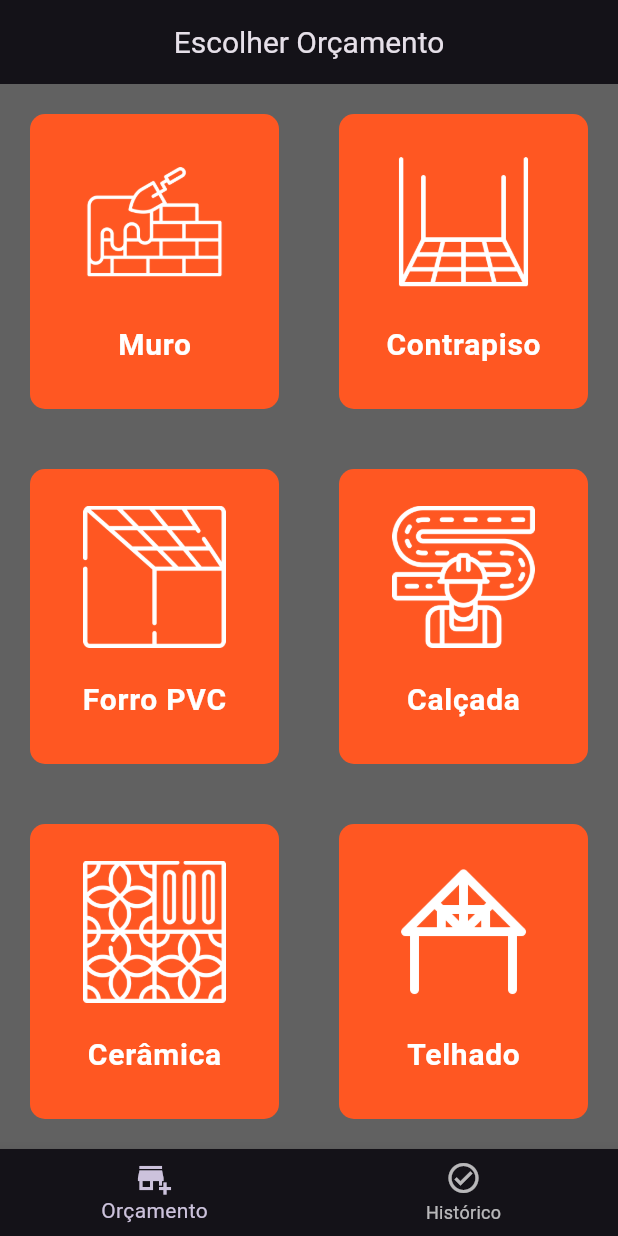
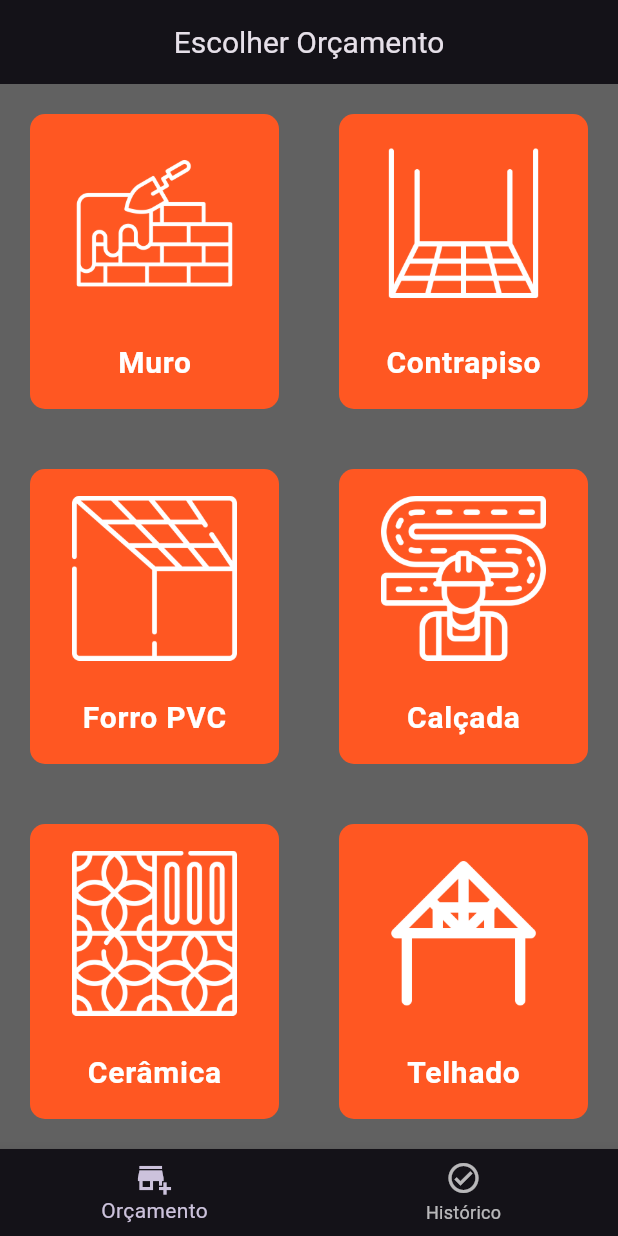
Before and after one commit to wendersonfarias/orcamento-pedreiro, a Flutter app: the screen it shows after launch, on a phone screen of 412 x 824 dp. Run offline on Flutter 3.47's test engine with Material 3 defaults, Android fonts, the phone set to English and light mode, and no system bars; our stand-ins replace sqflite; accounts and stored records are empty.

Commit message:
:lipstick: feat: Adição de padding para preenchimento interno na classe ConteudoIcone

```diff
--- a/lib/componentes/conteudo_icone.dart
+++ b/lib/componentes/conteudo_icone.dart
@@ -2,7 +2,7 @@ import 'package:flutter/material.dart';
 
 import '../constantes.dart';
 
-const tamanhoIconeConteudoIcone = 95.0;
+const tamanhoIconeConteudoIcone = 110.0;
 
 class ConteudoIcone extends StatelessWidget {
   ConteudoIcone({required this.nomeImagem, required this.descricao});
@@ -15,13 +15,16 @@ class ConteudoIcone extends StatelessWidget {
     return Column(
       mainAxisAlignment: MainAxisAlignment.center,
       children: [
-        ImageIcon(
-          AssetImage('imagens/$nomeImagem.png'),
-          size: tamanhoIconeConteudoIcone,
+        Padding(
+          padding: const EdgeInsets.only(top: 10),
+          child: ImageIcon(
+            AssetImage('imagens/$nomeImagem.png'),
+            size: tamanhoIconeConteudoIcone,
+          ),
         ),
         SizedBox(height: 15.0),
         Padding(
-          padding: EdgeInsets.all(4.0),
+          padding: EdgeInsets.all(8.0),
           child: Text(
             descricao,
             style: kDescricaoTextStyle,
```
